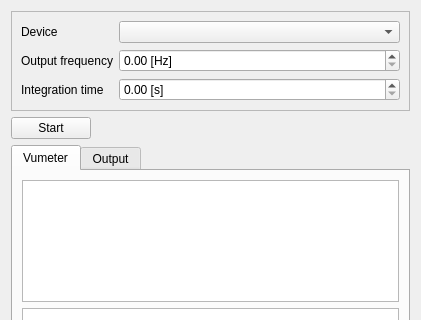
Qt form lockingui.ui (antigol/lockin2) before a commit; both pictures show x 0 to 421 and y 0 to 320 of the 421 by 567 pixel window.
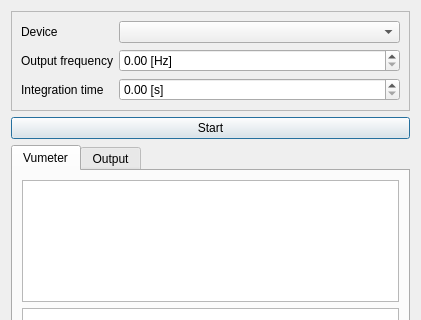
The same form after that commit. Custom widgets are drawn as their Qt base class.

Commit message: accepte tout dans la liste car hw peu etre lancé avec nimporte quel format

The edit to the form file:
```diff
--- a/lockingui.ui
+++ b/lockingui.ui
@@ -74,28 +74,20 @@
     </widget>
    </item>
    <item>
-    <layout class="QHBoxLayout" name="horizontalLayout_2">
-     <item>
       <widget class="QPushButton" name="buttonStartStop">
        <property name="text">
         <string>Start</string>
        </property>
-      </widget>
-     </item>
-     <item>
-      <spacer name="horizontalSpacer_2">
-       <property name="orientation">
-        <enum>Qt::Horizontal</enum>
-       </property>
-       <property name="sizeHint" stdset="0">
-        <size>
-         <width>40</width>
-         <height>20</height>
-        </size>
-       </property>
-      </spacer>
-     </item>
-    </layout>
+     <property name="autoDefault">
+      <bool>true</bool>
+     </property>
+     <property name="default">
+      <bool>true</bool>
+     </property>
+     <property name="flat">
+      <bool>false</bool>
+     </property>
+    </widget>
    </item>
    <item>
     <widget class="QTabWidget" name="tabWidget">
```
Left out of the diff: 12 changed lines with no effect on the pictures. Lines whose indentation alone changed are shown as unchanged. The commit also changes 1 other file.
